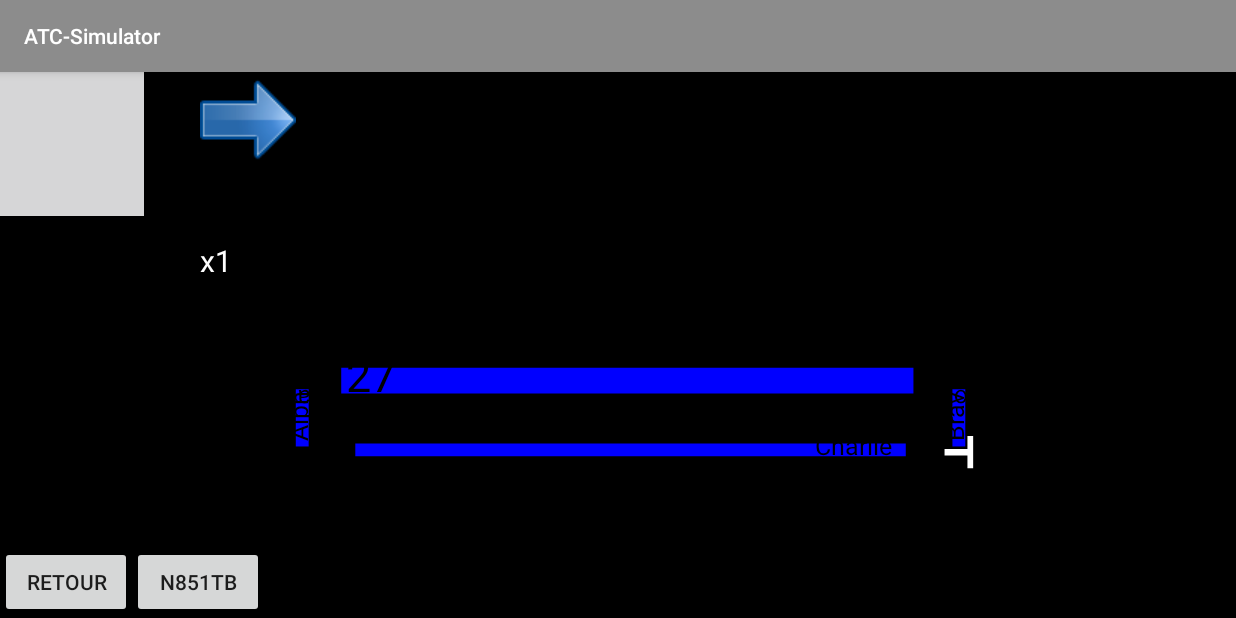
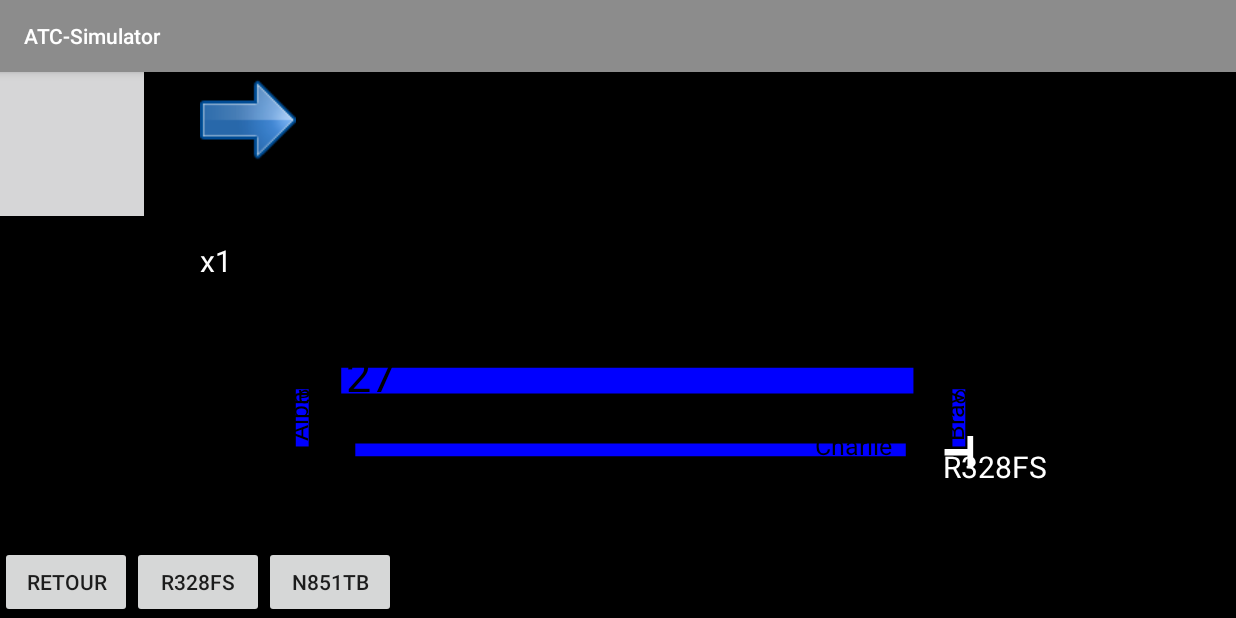
Before and after one commit to Ked57/ATC-Simulator, an Android app: the GameActivity screen opened directly, with no data from a screen before it, on a phone screen of 824 x 412 dp (held sideways). Run offline under Robolectric (Android 15) with nearby library versions, the phone set to English and light mode, and no system bars.

Commit message:
Added plane names

```diff
--- a/ATC-Simulator/app/src/main/java/ked/atc_simulator/Canvas/CanvasView.java
+++ b/ATC-Simulator/app/src/main/java/ked/atc_simulator/Canvas/CanvasView.java
@@ -18,16 +18,18 @@ import ked.atc_simulator.Entities.Runway;
 import ked.atc_simulator.Entities.Taxiway;
 import ked.atc_simulator.Gameplay.GameMgr;
 import ked.atc_simulator.R;
+import ked.atc_simulator.Utils.CoordinateConverter;
 
 public class CanvasView extends View {
 
     private GameMgr gameMgr;
     private Canvas canvas;
-    private Paint paintWhite;
+    private Paint paintWhite, paintText;
     private Paint paintBlack;
     private Paint paintBlue;
     private Bitmap backward, forward;
     private String sentence;
+    private Context context;
 
 
     public CanvasView(Context context, GameMgr gameMgr){
@@ -36,6 +38,7 @@ public class CanvasView extends View {
         backward = BitmapFactory.decodeResource(getResources(), R.drawable.backward);
         forward = BitmapFactory.decodeResource(getResources(), R.drawable.forward);
         sentence = "";
+        this.context = context;
     }
 
     public void onDraw(Canvas canvas){
@@ -43,6 +46,10 @@ public class CanvasView extends View {
         paintWhite.setStyle(Paint.Style.FILL_AND_STROKE);
         paintWhite.setColor(Color.WHITE);
 
+        paintText = new Paint();
+        paintText.setStyle(Paint.Style.FILL_AND_STROKE);
+        paintText.setColor(Color.WHITE);
+        paintText.setTextSize(30f);
 
         paintBlue = new Paint();
         paintBlue.setStyle(Paint.Style.FILL_AND_STROKE);
@@ -93,8 +100,7 @@ public class CanvasView extends View {
         ArrayList<Plane> planes = gameMgr.getPlanes();
         for(Plane p : planes){
             canvas.drawPath(p.getPath(),paint);
-            //canvas.drawTextOnPath(""+(p.getAlt()/100),p.getPath(), -20.0f, 40.0f,paintWhite);
-            //canvas.drawTextOnPath(""+p.getSpeed(),p.getPath(), 5.0f, 30.0f,paintWhite);
+            canvas.drawText(p.getName(), CoordinateConverter.GetXDipsFromCoordinate(context,p.getPath().getStartPoint().x), CoordinateConverter.GetYDipsFromCoordinate(context,p.getPath().getStartPoint().y+20),paintText);
         }
     }
 
--- a/ATC-Simulator/app/src/main/java/ked/atc_simulator/Canvas/PlanePath.java
+++ b/ATC-Simulator/app/src/main/java/ked/atc_simulator/Canvas/PlanePath.java
@@ -52,4 +52,7 @@ public class PlanePath extends Path {
         this.transform(mMatrix);
     }
 
+    public Point getStartPoint(){
+        return points.get(0);
+    }
 }
--- a/ATC-Simulator/app/src/main/java/ked/atc_simulator/GameActivity.java
+++ b/ATC-Simulator/app/src/main/java/ked/atc_simulator/GameActivity.java
@@ -19,6 +19,7 @@ import ked.atc_simulator.Entities.Runway;
 import ked.atc_simulator.Entities.Taxiway;
 import ked.atc_simulator.Gameplay.GameMgr;
 import ked.atc_simulator.State.ArrivingState;
+import ked.atc_simulator.State.DepartingState;
 import ked.atc_simulator.Utils.CoordinateConverter;
 
 public class GameActivity extends AppCompatActivity {
@@ -42,7 +43,8 @@ public class GameActivity extends AppCompatActivity {
 
         gameMgr = new GameMgr(this);
 
-        gameMgr.addPlane(new Plane(this,"N851TB",1490,685,270, gameMgr.getCharlie(), new ArrivingState(gameMgr)));
+        gameMgr.addPlane(new Plane(this,"R328FS",1490,685,270, gameMgr.getCharlie(), new DepartingState(gameMgr)));
+        gameMgr.addPlane(new Plane(this,"N851TB",150,950,90, gameMgr.getUpwind(), new ArrivingState(gameMgr)));
         gameMgr.getPlanes().get(0).setBehavior(3);
 
         gameMgr.getAirport().addRunway(new Runway(this,975,540,1000,270));
```
